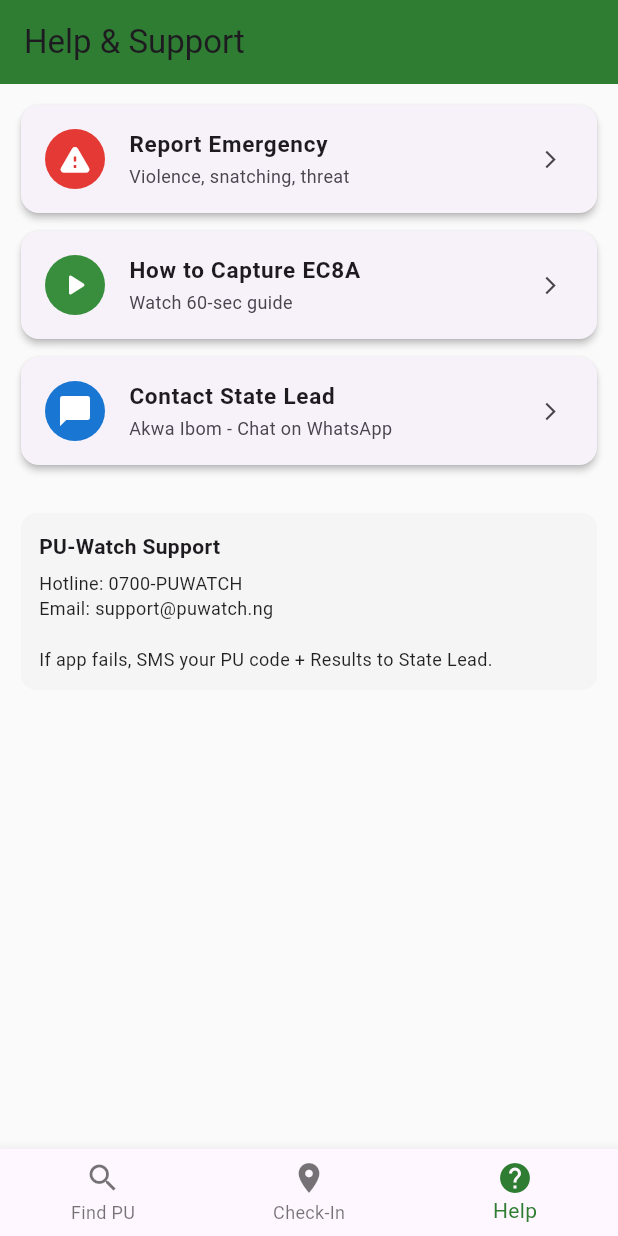
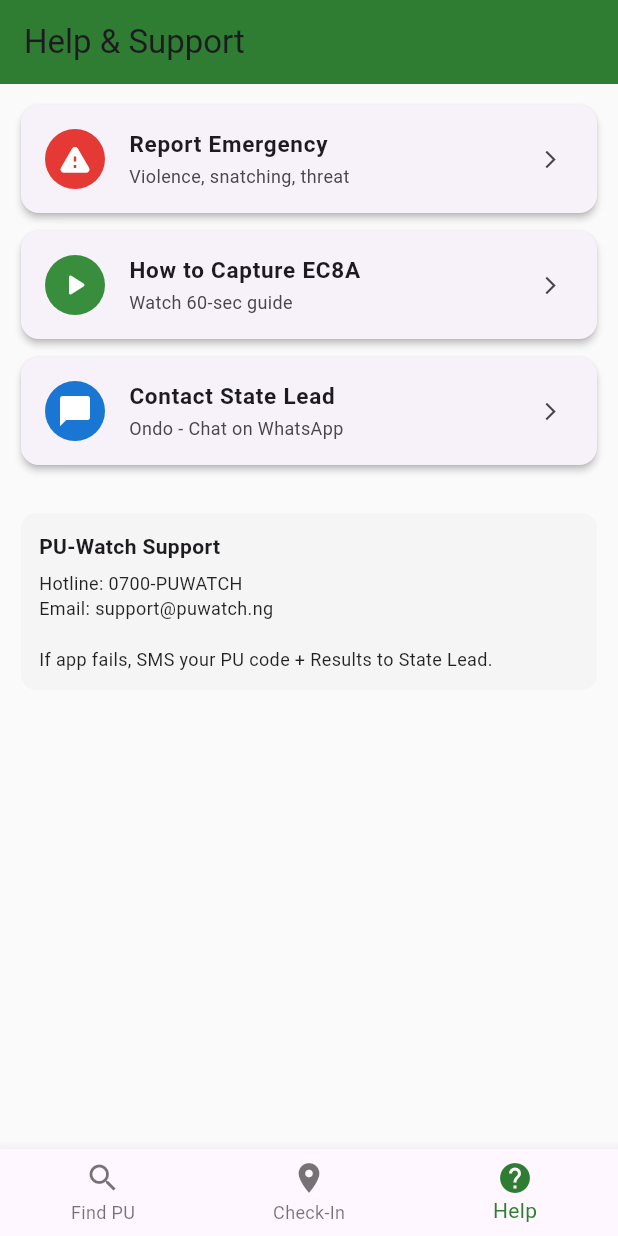
Before and after one commit to Emma-123-maker/pu-watch, a Flutter app: the screen it shows after launch, item 3 of the bottom bar chosen, on a phone screen of 412 x 824 dp. Run offline on Flutter 3.47's test engine with Material 3 defaults, Android fonts, the phone set to English and light mode, and no system bars; our stand-ins replace connectivity_plus, flutter_map, geolocator, hive_flutter, image_picker, latlong2; accounts and stored records are empty.

Commit message:
Update state lead number and name in HelpScreen

```diff
--- a/pu-watch/lib/screens/help_support_screen.dart
+++ b/pu-watch/lib/screens/help_support_screen.dart
@@ -7,8 +7,8 @@ class HelpScreen extends StatelessWidget {
   const HelpScreen({super.key});
 
   // Change this to your real state lead number
-  final String stateLeadNumber = "2348012345678"; // 234 format, no +
-  final String stateName = "Akwa Ibom";
+  final String stateLeadNumber = "2348066316416"; // 234 format, no +
+  final String stateName = "Ondo";
 
   Future<void> openWhatsApp(BuildContext context) async {
     final text = Uri.encodeComponent("Hello State Lead, I need help at PU. My location: Akwa Ibom. Issue: ");
```
